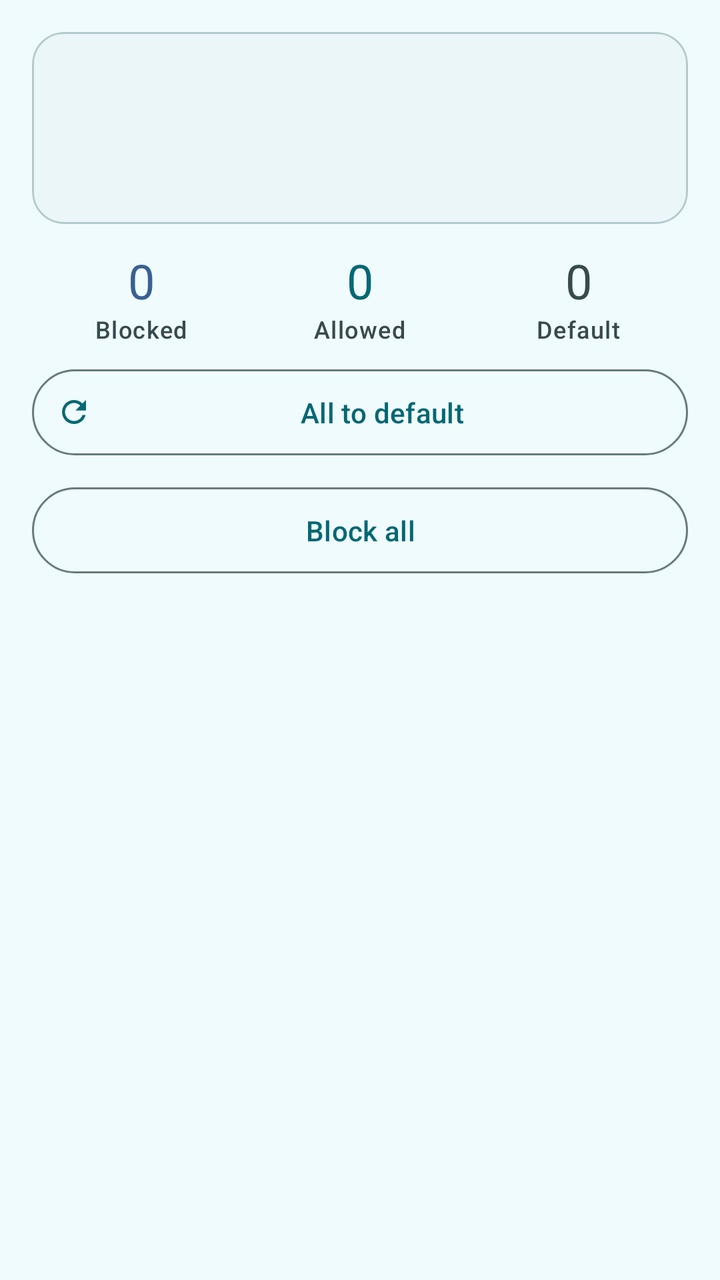
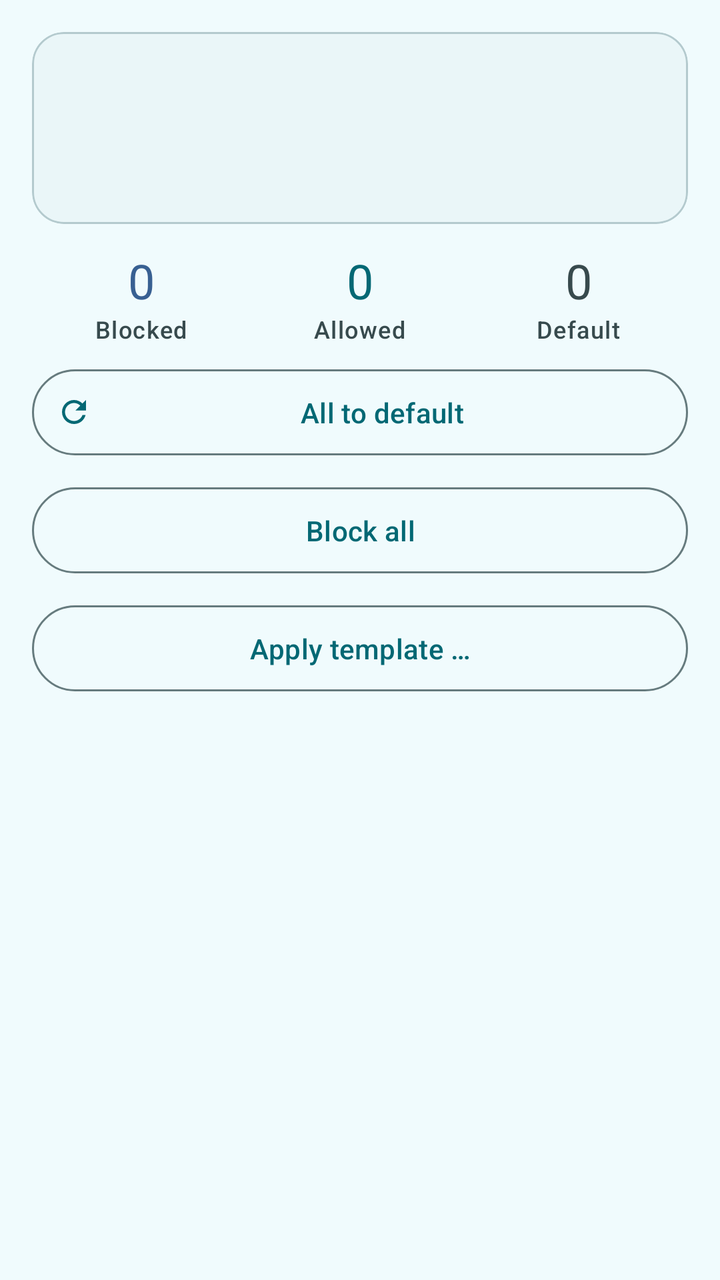

Screens rendered from an Android XML layout before and after an edit, with the pre-edit source and the edit as a unified diff.
<!-- AndroidManifest.xml: application theme Theme.AppOpsShizuku -->
<!-- res/layout/fragment_permissions.xml -->
<?xml version="1.0" encoding="utf-8"?>
<LinearLayout xmlns:android="http://schemas.android.com/apk/res/android"
    xmlns:app="http://schemas.android.com/apk/res-auto"
    android:layout_width="match_parent"
    android:layout_height="match_parent"
    android:orientation="vertical">

    
    <com.google.android.material.card.MaterialCardView
        android:layout_width="match_parent"
        android:layout_height="wrap_content"
        android:layout_marginStart="16dp"
        android:layout_marginEnd="16dp"
        android:layout_marginTop="16dp"
        app:cardCornerRadius="16dp"
        app:cardElevation="0dp"
        app:strokeWidth="1dp"
        app:strokeColor="?attr/colorOutlineVariant"
        app:cardBackgroundColor="?attr/colorSurfaceContainerLow">

        <LinearLayout
            android:layout_width="match_parent"
            android:layout_height="wrap_content"
            android:orientation="horizontal"
            android:padding="16dp"
            android:gravity="center_vertical">

            <ImageView
                android:id="@+id/appIcon"
                android:layout_width="64dp"
                android:layout_height="64dp"
                android:scaleType="centerCrop" />

            <LinearLayout
                android:layout_width="0dp"
                android:layout_height="wrap_content"
                android:layout_weight="1"
                android:layout_marginStart="16dp"
                android:orientation="vertical">

                <TextView
                    android:id="@+id/appLabel"
                    android:layout_width="match_parent"
                    android:layout_height="wrap_content"
                    android:textAppearance="?attr/textAppearanceTitleLarge"
                    android:textColor="?attr/colorOnSurface"
                    android:maxLines="1"
                    android:ellipsize="end" />

                <TextView
                    android:id="@+id/appPackage"
                    android:layout_width="match_parent"
                    android:layout_height="wrap_content"
                    android:layout_marginTop="2dp"
                    android:textAppearance="?attr/textAppearanceBodySmall"
                    android:textColor="?attr/colorOnSurfaceVariant"
                    android:maxLines="1"
                    android:ellipsize="end" />
            </LinearLayout>
        </LinearLayout>
    </com.google.android.material.card.MaterialCardView>

    
    <LinearLayout
        android:layout_width="match_parent"
        android:layout_height="wrap_content"
        android:orientation="horizontal"
        android:paddingStart="16dp"
        android:paddingEnd="16dp"
        android:paddingTop="12dp"
        android:gravity="center">

        <LinearLayout
            android:layout_width="0dp"
            android:layout_height="wrap_content"
            android:layout_weight="1"
            android:orientation="vertical"
            android:gravity="center">

            <TextView
                android:id="@+id/statBlocked"
                android:layout_width="wrap_content"
                android:layout_height="wrap_content"
                android:text="0"
                android:textAppearance="?attr/textAppearanceHeadlineSmall"
                android:textColor="?attr/colorTertiary" />

            <TextView
                android:layout_width="wrap_content"
                android:layout_height="wrap_content"
                android:text="@string/stat_blocked"
                android:textAppearance="?attr/textAppearanceLabelMedium"
                android:textColor="?attr/colorOnSurfaceVariant" />
        </LinearLayout>

        <LinearLayout
            android:layout_width="0dp"
            android:layout_height="wrap_content"
            android:layout_weight="1"
            android:orientation="vertical"
            android:gravity="center">

            <TextView
                android:id="@+id/statAllowed"
                android:layout_width="wrap_content"
                android:layout_height="wrap_content"
                android:text="0"
                android:textAppearance="?attr/textAppearanceHeadlineSmall"
                android:textColor="?attr/colorPrimary" />

            <TextView
                android:layout_width="wrap_content"
                android:layout_height="wrap_content"
                android:text="@string/stat_allowed"
                android:textAppearance="?attr/textAppearanceLabelMedium"
                android:textColor="?attr/colorOnSurfaceVariant" />
        </LinearLayout>

        <LinearLayout
            android:layout_width="0dp"
            android:layout_height="wrap_content"
            android:layout_weight="1"
            android:orientation="vertical"
            android:gravity="center">

            <TextView
                android:id="@+id/statDefault"
                android:layout_width="wrap_content"
                android:layout_height="wrap_content"
                android:text="0"
                android:textAppearance="?attr/textAppearanceHeadlineSmall"
                android:textColor="?attr/colorOnSurfaceVariant" />

            <TextView
                android:layout_width="wrap_content"
                android:layout_height="wrap_content"
                android:text="@string/stat_default"
                android:textAppearance="?attr/textAppearanceLabelMedium"
                android:textColor="?attr/colorOnSurfaceVariant" />
        </LinearLayout>
    </LinearLayout>

    
    <com.google.android.material.progressindicator.LinearProgressIndicator
        android:id="@+id/loadingBar"
        android:layout_width="match_parent"
        android:layout_height="wrap_content"
        android:layout_marginStart="16dp"
        android:layout_marginEnd="16dp"
        android:layout_marginTop="8dp"
        android:indeterminate="true"
        android:visibility="gone" />

    
    <com.google.android.material.card.MaterialCardView
        android:id="@+id/quarantineCard"
        android:layout_width="match_parent"
        android:layout_height="wrap_content"
        android:layout_marginStart="16dp"
        android:layout_marginEnd="16dp"
        android:layout_marginTop="8dp"
        android:visibility="gone"
        app:cardCornerRadius="16dp"
        app:cardElevation="0dp"
        app:strokeWidth="0dp"
        app:cardBackgroundColor="?attr/colorErrorContainer">

        <LinearLayout
            android:layout_width="match_parent"
            android:layout_height="wrap_content"
            android:orientation="vertical"
            android:padding="16dp">

            <TextView
                android:id="@+id/quarantineText"
                android:layout_width="match_parent"
                android:layout_height="wrap_content"
                android:textAppearance="?attr/textAppearanceBodyMedium"
                android:textColor="?attr/colorOnErrorContainer" />

            <com.google.android.material.button.MaterialButton
                android:id="@+id/quarantineRelease"
                style="@style/Widget.Material3.Button.TonalButton"
                android:layout_width="wrap_content"
                android:layout_height="wrap_content"
                android:layout_gravity="end"
                android:layout_marginTop="8dp"
                android:text="@string/quarantine_release" />
        </LinearLayout>
    </com.google.android.material.card.MaterialCardView>

    
    <com.google.android.material.card.MaterialCardView
        android:id="@+id/suggestionCard"
        android:layout_width="match_parent"
        android:layout_height="wrap_content"
        android:layout_marginStart="16dp"
        android:layout_marginEnd="16dp"
        android:layout_marginTop="8dp"
        android:visibility="gone"
        app:cardCornerRadius="16dp"
        app:cardElevation="0dp"
        app:strokeWidth="0dp"
        app:cardBackgroundColor="?attr/colorTertiaryContainer">

        <LinearLayout
            android:layout_width="match_parent"
            android:layout_height="wrap_content"
            android:orientation="vertical"
            android:padding="16dp">

            <TextView
                android:id="@+id/suggestionTitle"
                android:layout_width="match_parent"
                android:layout_height="wrap_content"
                android:textAppearance="?attr/textAppearanceTitleSmall"
                android:textColor="?attr/colorOnTertiaryContainer" />

            <TextView
                android:id="@+id/suggestionText"
                android:layout_width="match_parent"
                android:layout_height="wrap_content"
                android:layout_marginTop="4dp"
                android:textAppearance="?attr/textAppearanceBodySmall"
                android:textColor="?attr/colorOnTertiaryContainer" />

            <com.google.android.material.button.MaterialButton
                android:id="@+id/suggestionApply"
                style="@style/Widget.Material3.Button.TonalButton"
                android:layout_width="wrap_content"
                android:layout_height="wrap_content"
                android:layout_gravity="end"
                android:layout_marginTop="8dp"
                android:text="@string/suggest_apply" />
        </LinearLayout>
    </com.google.android.material.card.MaterialCardView>

    <com.google.android.material.button.MaterialButton
        android:id="@+id/restoreAllButton"
        style="@style/Widget.Material3.Button.OutlinedButton"
        android:layout_width="match_parent"
        android:layout_height="wrap_content"
        android:layout_marginStart="16dp"
        android:layout_marginEnd="16dp"
        android:layout_marginTop="8dp"
        android:layout_marginBottom="8dp"
        android:padding="12dp"
        android:text="@string/btn_restore_all"
        app:icon="@drawable/ic_refresh" />

    
    <com.google.android.material.button.MaterialButton
        android:id="@+id/blockAllButton"
        style="@style/Widget.Material3.Button.OutlinedButton"
        android:layout_width="match_parent"
        android:layout_height="wrap_content"
        android:layout_marginStart="16dp"
        android:layout_marginEnd="16dp"
        android:layout_marginBottom="8dp"
        android:padding="12dp"
        android:text="@string/block_all_button" />

    <androidx.recyclerview.widget.RecyclerView
        android:id="@+id/opList"
        android:layout_width="match_parent"
        android:layout_height="0dp"
        android:layout_weight="1"
        android:clipToPadding="false"
        android:paddingBottom="12dp"
        android:scrollbars="vertical" />
</LinearLayout>
<!-- resources referenced by this layout -->
<resources>
  <string name="block_all_button">Block all</string>
  <string name="btn_restore_all">All to default</string>
  <string name="quarantine_release">Release</string>
  <string name="stat_allowed">Allowed</string>
  <string name="stat_blocked">Blocked</string>
  <string name="stat_default">Default</string>
  <string name="suggest_apply">Revoke</string>
  <color name="primary">@color/md_primary_40</color>
  <color name="on_primary">@color/md_primary_100</color>
  <color name="inverse_primary">@color/md_primary_80</color>
  <color name="primary_container">@color/md_primary_90</color>
  <color name="on_primary_container">@color/md_primary_10</color>
  <color name="secondary">@color/md_secondary_40</color>
  <color name="on_secondary">@color/md_secondary_100</color>
  <color name="secondary_container">@color/md_secondary_90</color>
  <color name="tertiary">@color/md_tertiary_40</color>
  <color name="on_tertiary">@color/md_tertiary_100</color>
  <color name="tertiary_container">@color/md_tertiary_90</color>
  <color name="on_tertiary_container">@color/md_tertiary_10</color>
  <color name="background">@color/md_neutral_98</color>
  <color name="on_background">@color/md_neutral_10</color>
  <color name="surface">@color/md_neutral_98</color>
  <color name="on_surface">@color/md_neutral_10</color>
  <color name="inverse_surface">@color/md_neutral_20</color>
  <color name="inverse_on_surface">@color/md_neutral_95</color>
  <color name="surface_dim">@color/md_neutral_87</color>
  <color name="surface_bright">@color/md_neutral_98</color>
  <color name="surface_container_low">@color/md_neutral_96</color>
  <color name="surface_container">@color/md_neutral_94</color>
  <color name="surface_container_high">@color/md_neutral_92</color>
  <color name="outline">@color/md_neutral_variant_50</color>
  <color name="error">@color/md_error_40</color>
  <color name="on_error">@color/md_error_100</color>
  <color name="error_container">@color/md_error_90</color>
  <color name="on_error_container">@color/md_error_10</color>
  <color name="warning">@color/md_warning_40</color>
  <color name="on_warning">@color/md_warning_100</color>
  <color name="warning_container">@color/md_warning_90</color>
  <color name="on_warning_container">@color/md_warning_10</color>
  <color name="md_primary_40">#036874</color>
  <color name="md_primary_100">#FFFFFF</color>
  <color name="md_primary_80">#13DAF1</color>
  <color name="md_primary_90">#99F0FF</color>
  <color name="md_primary_10">#011F24</color>
  <color name="md_secondary_40">#38656C</color>
  <color name="md_secondary_100">#FFFFFF</color>
  <color name="md_secondary_90">#BCEBF3</color>
  <color name="md_secondary_10">#001F24</color>
  <color name="md_tertiary_40">#386092</color>
  <color name="md_tertiary_100">#FFFFFF</color>
  <color name="md_tertiary_90">#D6E3FF</color>
  <color name="md_tertiary_10">#001C37</color>
  <color name="md_neutral_98">#F0FBFD</color>
  <color name="md_neutral_10">#151D1E</color>
  <color name="md_neutral_variant_90">#D0E7EB</color>
  <color name="md_neutral_variant_30">#374A4D</color>
  <color name="md_neutral_20">#293233</color>
  <color name="md_neutral_95">#E8F3F5</color>
  <color name="md_neutral_87">#D1DCDE</color>
  <color name="md_neutral_100">#FFFFFF</color>
  <color name="md_neutral_96">#EAF6F8</color>
  <color name="md_neutral_94">#E5F0F2</color>
  <color name="md_neutral_92">#DFEAEC</color>
  <color name="md_neutral_90">#D9E4E6</color>
  <color name="md_neutral_variant_50">#667B7E</color>
  <color name="md_neutral_variant_80">#B4CACE</color>
  <color name="md_error_40">#B3261E</color>
  <color name="md_error_100">#FFFFFF</color>
  <color name="md_error_90">#F9DEDC</color>
  <color name="md_error_10">#410E0B</color>
  <color name="md_warning_40">#825502</color>
  <color name="md_warning_100">#FFFFFF</color>
  <color name="md_warning_90">#FFDDB7</color>
  <color name="md_warning_10">#271902</color>
  <!-- unchanged entries left out for length: 8 -->
</resources>

<!-- the commit's change to res/layout/fragment_permissions.xml (unified diff, before → after) -->
@@ -260,6 +260,17 @@
         android:padding="12dp"
         android:text="@string/block_all_button" />
 
+    <com.google.android.material.button.MaterialButton
+        android:id="@+id/templateButton"
+        style="@style/Widget.Material3.Button.OutlinedButton"
+        android:layout_width="match_parent"
+        android:layout_height="wrap_content"
+        android:layout_marginStart="16dp"
+        android:layout_marginEnd="16dp"
+        android:layout_marginBottom="8dp"
+        android:padding="12dp"
+        android:text="@string/template_button" />
+
     <androidx.recyclerview.widget.RecyclerView
         android:id="@+id/opList"
         android:layout_width="match_parent"
<!-- resource entries referenced after the edit -->
@@ -7,6 +7,7 @@
   <string name="stat_blocked">Blocked</string>
   <string name="stat_default">Default</string>
   <string name="suggest_apply">Revoke</string>
+  <string name="template_button">Apply template …</string>
   <color name="primary">@color/md_primary_40</color>
   <color name="on_primary">@color/md_primary_100</color>
   <color name="inverse_primary">@color/md_primary_80</color>
